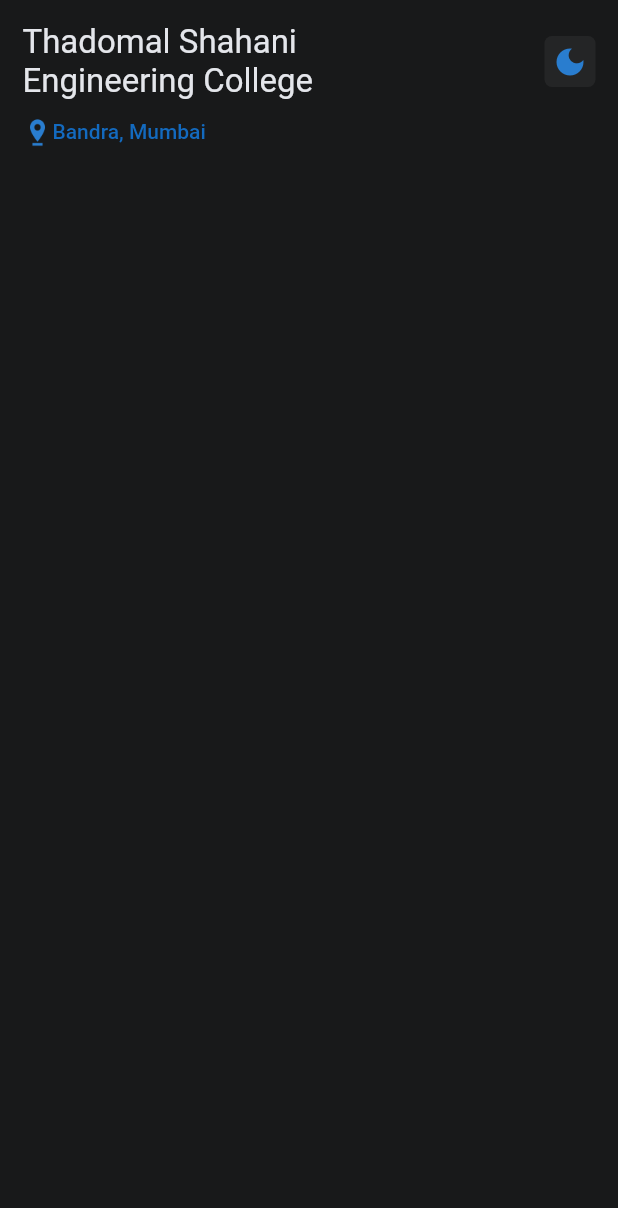
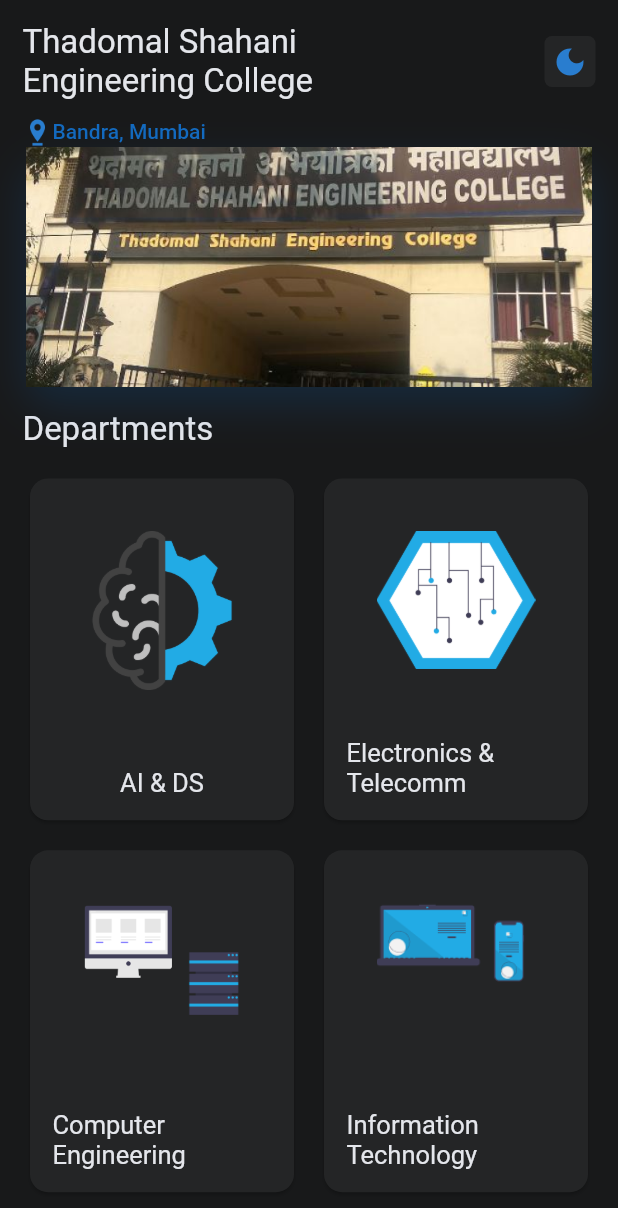
Before and after one commit to TSEC-MAD-Club/Mobile-App, a Flutter app: the screen it shows after launch, on a phone screen of 412 x 824 dp. Shown: the top 1208 px of the screen. Run offline on Flutter 3.47's test engine with Material 2 defaults, Android fonts, the phone set to English and light mode, and no system bars; our stand-ins replace cached_network_image; Roboto replaces fonts that are missing (SF Pro Text).

Commit message:
feat: add main screen

```diff
--- a/lib/main.dart
+++ b/lib/main.dart
@@ -1,6 +1,6 @@
 import 'package:flutter/material.dart';
 
-import 'screens/main_screen.dart';
+import 'screens/main_screen/main_screen.dart';
 import 'utils/themes.dart';
 
 void main() {
--- a/lib/screens/main_screen.dart
+++ /dev/null
@@ -1,82 +0,0 @@
-import 'package:flutter/material.dart';
-
-import '../utils/image_assets.dart';
-import '../utils/launch_url.dart';
-import '../utils/themes.dart';
-
-class MainScreen extends StatelessWidget {
-  const MainScreen({Key? key}) : super(key: key);
-
-  static const _sidePadding = EdgeInsets.symmetric(horizontal: 15);
-
-  @override
-  Widget build(BuildContext context) {
-    return Scaffold(
-      body: SafeArea(
-        child: CustomScrollView(
-          slivers: [
-            SliverToBoxAdapter(
-              child: Padding(
-                padding: _sidePadding.copyWith(top: 15),
-                child: Column(
-                  children: [
-                    Row(
-                      mainAxisAlignment: MainAxisAlignment.spaceBetween,
-                      children: <Widget>[
-                        Flexible(
-                          flex: 2,
-                          child: Text(
-                            "Thadomal Shahani Engineering College",
-                            style: Theme.of(context).textTheme.headline3,
-                          ),
-                        ),
-                        Flexible(
-                          child: GestureDetector(
-                            onTap: () {},
-                            child: Container(
-                              padding: const EdgeInsets.all(5),
-                              decoration: BoxDecoration(
-                                color: Theme.of(context).colorScheme.secondary,
-                                borderRadius: BorderRadius.circular(5),
-                              ),
-                              child: const IconTheme(
-                                data: IconThemeData(color: kLightModeLightBlue),
-                                child: Icon(Icons.dark_mode),
-                              ),
-                            ),
-                          ),
-                        )
-                      ],
-                    ),
-                    const SizedBox(height: 10),
-                    GestureDetector(
-                      onTap: () => launchUrl(
-                        "https://goo.gl/maps/5DzApsKqUQ91T5yK7",
-                        context,
-                      ),
-                      child: Row(
-                        children: <Widget>[
-                          Image.asset(
-                            ImageAssets.locationIcon,
-                            width: 20,
-                          ),
-                          Text(
-                            "Bandra, Mumbai",
-                            style: Theme.of(context)
-                                .primaryTextTheme
-                                .bodyText1!
-                                .copyWith(color: kLightModeDarkBlue),
-                          ),
-                        ],
-                      ),
-                    ),
-                  ],
-                ),
-              ),
-            ),
-          ],
-        ),
-      ),
-    );
-  }
-}
--- /dev/null
+++ b/lib/screens/main_screen/main_screen.dart
@@ -0,0 +1,184 @@
+import 'package:flutter/material.dart';
+
+import '../../utils/image_assets.dart';
+import '../../utils/launch_url.dart';
+import '../../utils/themes.dart';
+
+class MainScreen extends StatelessWidget {
+  const MainScreen({Key? key}) : super(key: key);
+
+  static const _sidePadding = EdgeInsets.symmetric(horizontal: 15);
+
+  @override
+  Widget build(BuildContext context) {
+    return Scaffold(
+      body: SafeArea(
+        child: CustomScrollView(
+          slivers: [
+            const SliverToBoxAdapter(
+              child: MainScreenAppBar(sidePadding: _sidePadding),
+            ),
+            SliverToBoxAdapter(
+              child: Padding(
+                padding: _sidePadding.copyWith(top: 15),
+                child: Text(
+                  "Departments",
+                  style: Theme.of(context).textTheme.headline3,
+                ),
+              ),
+            ),
+            SliverPadding(
+              padding: const EdgeInsets.all(20),
+              sliver: SliverGrid.count(
+                crossAxisCount: 2,
+                childAspectRatio: 173 / 224,
+                crossAxisSpacing: 20,
+                mainAxisSpacing: 20,
+                children: const [
+                  DeptWidget(
+                    image: "aids",
+                    name: "AI & DS",
+                  ),
+                  DeptWidget(
+                    image: "extc",
+                    name: "Electronics & Telecomm",
+                  ),
+                  DeptWidget(
+                    image: "cs",
+                    name: "Computer Engineering",
+                  ),
+                  DeptWidget(
+                    image: "it",
+                    name: "Information Technology",
+                  ),
+                ],
+              ),
+            )
+          ],
+        ),
+      ),
+    );
+  }
+}
+
+class DeptWidget extends StatelessWidget {
+  const DeptWidget({
+    Key? key,
+    required this.image,
+    required this.name,
+  }) : super(key: key);
+
+  final String image;
+  final String name;
+
+  @override
+  Widget build(BuildContext context) {
+    return Card(
+      shape: RoundedRectangleBorder(
+        borderRadius: BorderRadius.circular(12),
+      ),
+      margin: EdgeInsets.zero,
+      color: Theme.of(context).colorScheme.secondary,
+      child: Padding(
+        padding: const EdgeInsets.all(15),
+        child: Column(
+          mainAxisAlignment: MainAxisAlignment.spaceBetween,
+          children: [
+            Padding(
+              padding: const EdgeInsets.all(20.0),
+              child: Image.asset(
+                "assets/images/branches/$image.png",
+              ),
+            ),
+            Text(name),
+          ],
+        ),
+      ),
+    );
+  }
+}
+
+class MainScreenAppBar extends StatelessWidget {
+  const MainScreenAppBar({
+    Key? key,
+    required EdgeInsets sidePadding,
+  })  : _sidePadding = sidePadding,
+        super(key: key);
+
+  final EdgeInsets _sidePadding;
+
+  @override
+  Widget build(BuildContext context) {
+    return Padding(
+      padding: _sidePadding.copyWith(top: 15),
+      child: Column(
+        children: [
+          Row(
+            mainAxisAlignment: MainAxisAlignment.spaceBetween,
+            children: <Widget>[
+              Flexible(
+                flex: 2,
+                child: Text(
+                  "Thadomal Shahani Engineering College",
+                  style: Theme.of(context).textTheme.headline3,
+                ),
+              ),
+              Flexible(
+                child: GestureDetector(
+                  onTap: () {},
+                  child: Container(
+                    padding: const EdgeInsets.all(5),
+                    decoration: BoxDecoration(
+                      color: Theme.of(context).colorScheme.secondary,
+                      borderRadius: BorderRadius.circular(5),
+                    ),
+                    child: const IconTheme(
+                      data: IconThemeData(color: kLightModeLightBlue),
+                      child: Icon(Icons.dark_mode),
+                    ),
+                  ),
+                ),
+              )
+            ],
+          ),
+          const SizedBox(height: 10),
+          GestureDetector(
+            onTap: () => launchUrl(
+              "https://goo.gl/maps/5DzApsKqUQ91T5yK7",
+              context,
+            ),
+            child: Row(
+              children: <Widget>[
+                Image.asset(
+                  ImageAssets.locationIcon,
+                  width: 20,
+                ),
+                Text(
+                  "Bandra, Mumbai",
+                  style: Theme.of(context)
+                      .primaryTextTheme
+                      .bodyText1!
+                      .copyWith(color: kLightModeDarkBlue),
+                ),
+              ],
+            ),
+          ),
+          Container(
+            height: 160,
+            decoration: BoxDecoration(
+              borderRadius: BorderRadius.circular(16),
+              boxShadow: [
+                BoxShadow(
+                  offset: const Offset(0, 12),
+                  color: kLightModeDarkBlue.withOpacity(.2),
+                  blurRadius: 24,
+                ),
+              ],
+            ),
+            child: Image.asset(ImageAssets.tsecImg),
+          )
+        ],
+      ),
+    );
+  }
+}
--- a/lib/utils/image_assets.dart
+++ b/lib/utils/image_assets.dart
@@ -5,6 +5,7 @@
 
   // Appbar images
   static const committes = "$_root/app_bar/committes.png";
+  static const tsecImg = "$_root/app_bar/tsec.png";
 
   // icons
   static const _iconRoot = "$_root/icons";
--- a/pubspec.yaml
+++ b/pubspec.yaml
@@ -50,6 +50,7 @@
   # To add assets to your application, add an assets section, like this:
   assets:
     - assets/images/app_bar/
+    - assets/images/branches/
     - assets/data/
     - assets/images/icons/
   # An image asset can refer to one or more resolution-specific "variants", see
```
Also changed, not shown: assets/images/branches/aids.png (added), assets/images/branches/cs.png (added), assets/images/branches/extc.png (added), assets/images/branches/it.png (added).
